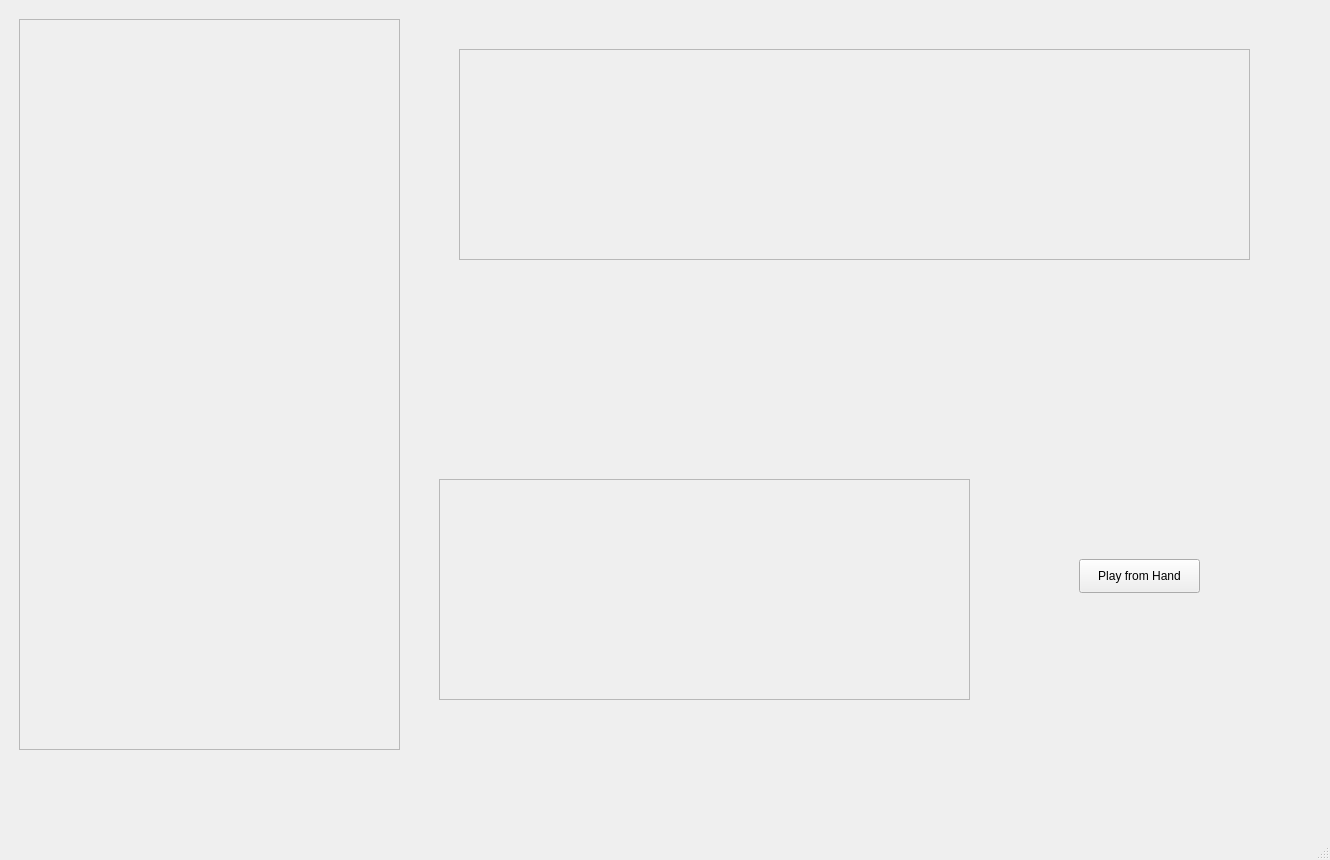
Bl0tniaQus/ElementsCG, file src/ui/mainwindow.ui: the form before one commit.
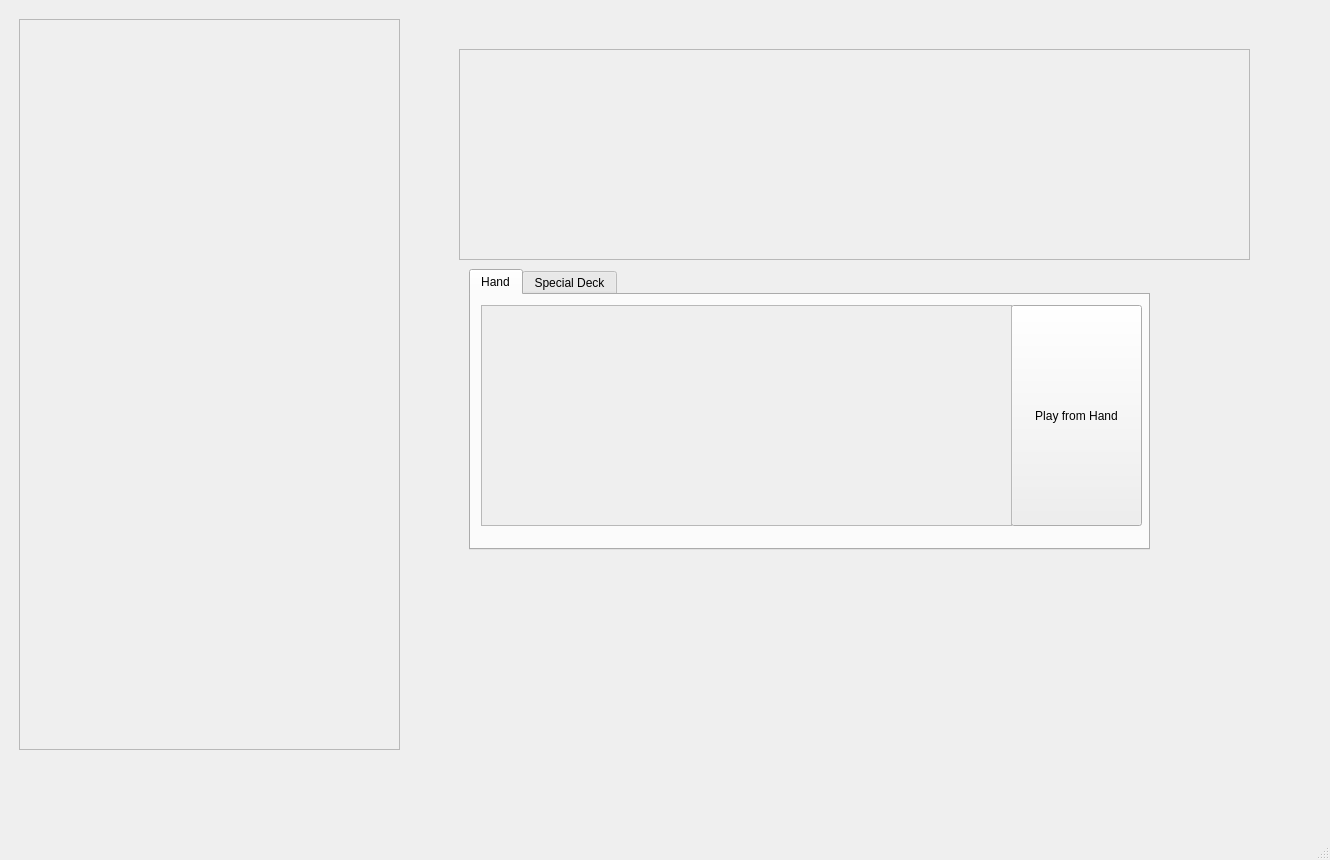
The form after the commit. The open tabs and pages were chosen to show the change.

```diff
--- a/src/ui/mainwindow.ui
+++ b/src/ui/mainwindow.ui
@@ -39,43 +39,6 @@
        </widget>
       </widget>
       <widget class="QWidget" name="page_2">
-       <widget class="QScrollArea" name="scrollArea">
-        <property name="geometry">
-         <rect>
-          <x>430</x>
-          <y>470</y>
-          <width>531</width>
-          <height>221</height>
-         </rect>
-        </property>
-        <property name="verticalScrollBarPolicy">
-         <enum>Qt::ScrollBarAlwaysOff</enum>
-        </property>
-        <property name="horizontalScrollBarPolicy">
-         <enum>Qt::ScrollBarAsNeeded</enum>
-        </property>
-        <property name="widgetResizable">
-         <bool>false</bool>
-        </property>
-        <widget class="QWidget" name="scrollAreaWidgetContents">
-         <property name="geometry">
-          <rect>
-           <x>0</x>
-           <y>0</y>
-           <width>300</width>
-           <height>76</height>
-          </rect>
-         </property>
-         <layout class="QHBoxLayout" name="horizontalLayout_2">
-          <property name="leftMargin">
-           <number>6</number>
-          </property>
-          <property name="topMargin">
-           <number>6</number>
-          </property>
-         </layout>
-        </widget>
-       </widget>
        <widget class="QFrame" name="frame">
         <property name="geometry">
          <rect>
@@ -143,18 +106,115 @@
          <layout class="QHBoxLayout" name="horizontalLayout"/>
         </widget>
        </widget>
-       <widget class="QPushButton" name="playFromHandButton">
+       <widget class="QTabWidget" name="cardTabs">
         <property name="geometry">
          <rect>
-          <x>1070</x>
-          <y>550</y>
-          <width>121</width>
-          <height>34</height>
+          <x>460</x>
+          <y>260</y>
+          <width>681</width>
+          <height>281</height>
          </rect>
         </property>
-        <property name="text">
-         <string>Play from Hand</string>
+        <property name="currentIndex">
+         <number>0</number>
         </property>
+        <widget class="QWidget" name="handTab">
+         <attribute name="title">
+          <string>Hand</string>
+         </attribute>
+         <widget class="QPushButton" name="playFromHandButton">
+          <property name="geometry">
+           <rect>
+            <x>540</x>
+            <y>10</y>
+            <width>131</width>
+            <height>221</height>
+           </rect>
+          </property>
+          <property name="text">
+           <string>Play from Hand</string>
+          </property>
+         </widget>
+         <widget class="QScrollArea" name="handCardsArea">
+          <property name="geometry">
+           <rect>
+            <x>10</x>
+            <y>10</y>
+            <width>531</width>
+            <height>221</height>
+           </rect>
+          </property>
+          <property name="verticalScrollBarPolicy">
+           <enum>Qt::ScrollBarAlwaysOff</enum>
+          </property>
+          <property name="horizontalScrollBarPolicy">
+           <enum>Qt::ScrollBarAsNeeded</enum>
+          </property>
+          <property name="widgetResizable">
+           <bool>false</bool>
+          </property>
+          <widget class="QWidget" name="handCardsAreaContents">
+           <property name="geometry">
+            <rect>
+             <x>0</x>
+             <y>0</y>
+             <width>300</width>
+             <height>76</height>
+            </rect>
+           </property>
+           <layout class="QHBoxLayout" name="horizontalLayout_2">
+            <property name="leftMargin">
+             <number>6</number>
+            </property>
+            <property name="topMargin">
+             <number>6</number>
+            </property>
+           </layout>
+          </widget>
+         </widget>
+        </widget>
+        <widget class="QWidget" name="specialDeckTab">
+         <attribute name="title">
+          <string>Special Deck</string>
+         </attribute>
+         <widget class="QScrollArea" name="specialDeckCardsArea">
+          <property name="geometry">
+           <rect>
+            <x>10</x>
+            <y>10</y>
+            <width>531</width>
+            <height>221</height>
+           </rect>
+          </property>
+          <property name="verticalScrollBarPolicy">
+           <enum>Qt::ScrollBarAlwaysOff</enum>
+          </property>
+          <property name="horizontalScrollBarPolicy">
+           <enum>Qt::ScrollBarAsNeeded</enum>
+          </property>
+          <property name="widgetResizable">
+           <bool>false</bool>
+          </property>
+          <widget class="QWidget" name="specialDeckCardsAreaContents">
+           <property name="geometry">
+            <rect>
+             <x>0</x>
+             <y>0</y>
+             <width>300</width>
+             <height>76</height>
+            </rect>
+           </property>
+           <layout class="QHBoxLayout" name="horizontalLayout_3">
+            <property name="leftMargin">
+             <number>6</number>
+            </property>
+            <property name="topMargin">
+             <number>6</number>
+            </property>
+           </layout>
+          </widget>
+         </widget>
+        </widget>
        </widget>
       </widget>
      </widget>
```
